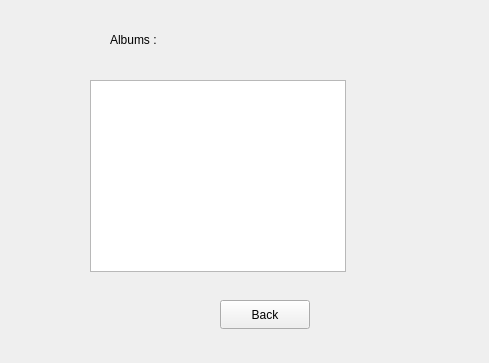
This is album_artist_window.ui in Fatemehasadi86/spotify1 as Qt 5 draws it before an edit. The edited form follows.
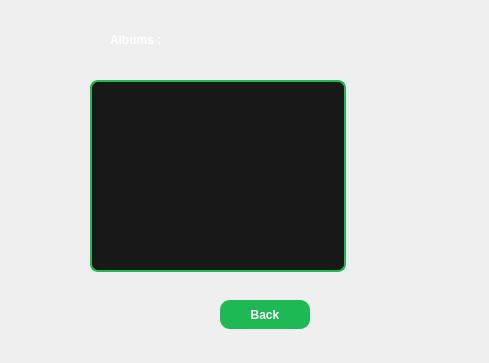
This is the edited form.

Commit message: Implement sorting for songs & playlists & albums

```diff
--- a/album_artist_window.ui
+++ b/album_artist_window.ui
@@ -13,6 +13,40 @@
   <property name="windowTitle">
    <string>Form</string>
   </property>
+  <property name="styleSheet">
+   <string notr="true">QListWidget{
+    background:#181818;
+    border:2px solid #1DB954;
+    border-radius:8px;
+    color:white;
+}
+
+QListWidget::item{
+    padding:8px;
+}
+
+QListWidget::item:selected{
+    background:#1DB954;
+}  QLabel{
+    color:white;
+    font-weight:bold;
+}  QPushButton{
+    background-color:#1DB954;
+    color:white;
+    border:none;
+    border-radius:10px;
+    padding:8px;
+    font-weight:bold;
+}
+
+QPushButton:hover{
+    background:#1ED760;
+}
+
+QPushButton:pressed{
+    background:#169C46;
+}</string>
+  </property>
   <widget class="QListWidget" name="listWidget">
    <property name="geometry">
     <rect>
```
The commit also changes 122 other files.
